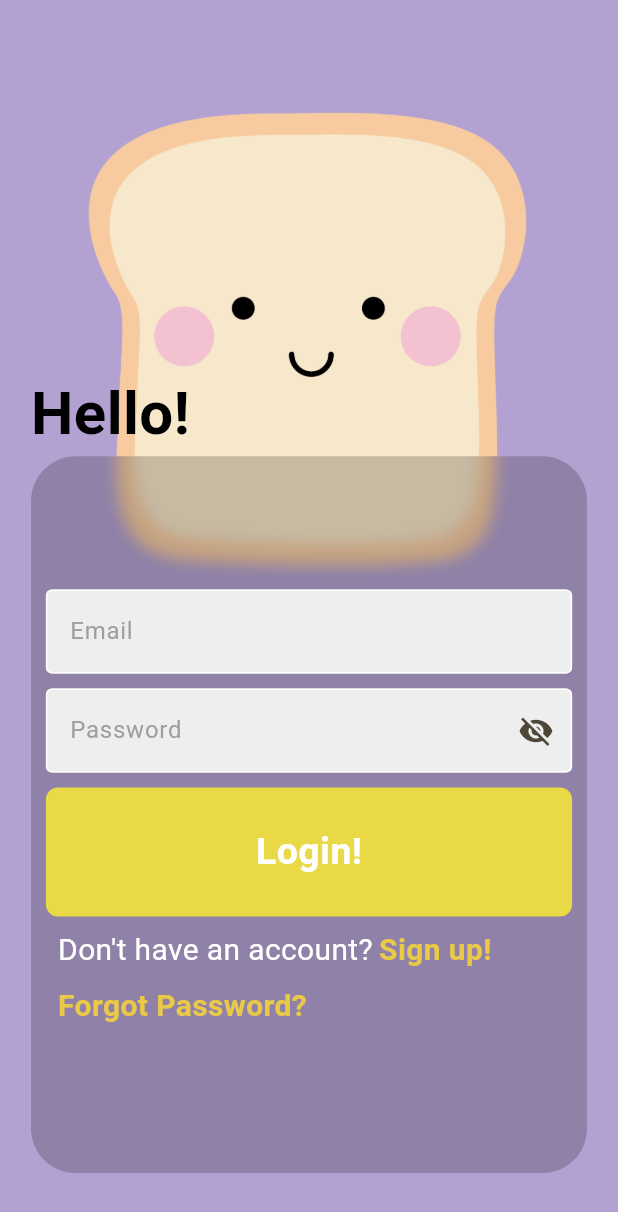
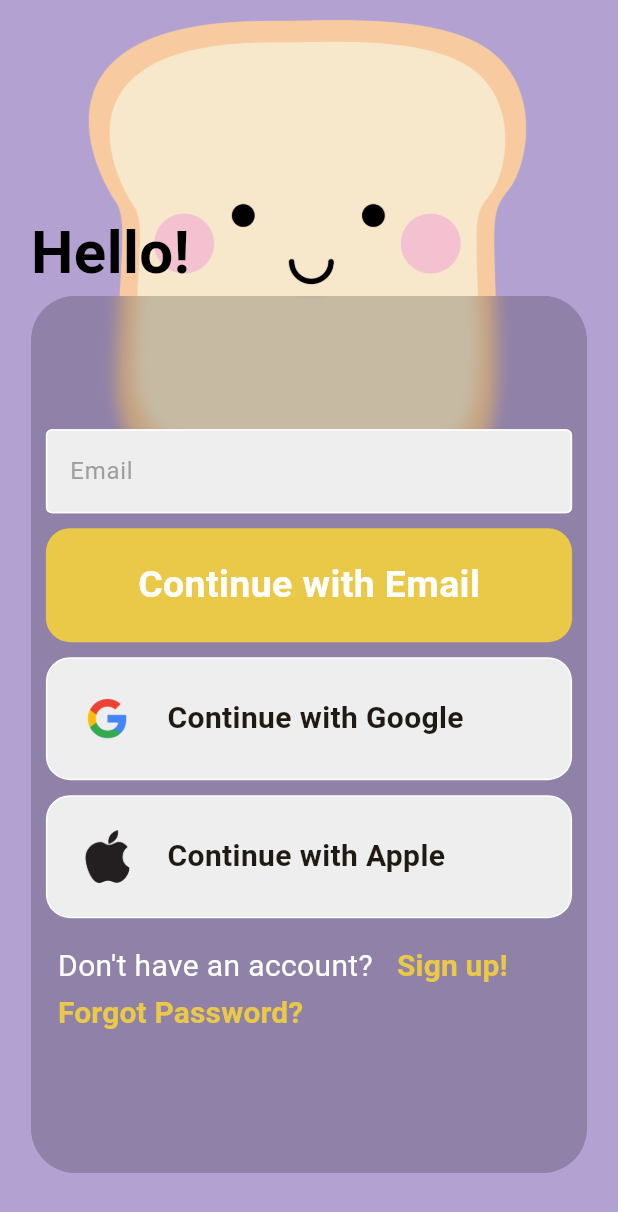
Before and after one commit to cheapify-ucf/cheapify, a Flutter app: the screen it shows after launch, on a phone screen of 412 x 824 dp. Shown: the top 1212 px of the screen. Run offline on Flutter 3.47's test engine with Material 2 defaults, Android fonts, the phone set to English and light mode, and no system bars; our stand-ins replace firebase_core; accounts and stored records are empty.

Commit message:
Added custom components, moved login to welcome page

```diff
--- /dev/null
+++ b/lib/customComponents/custom_TextFields.dart
@@ -0,0 +1,40 @@
+import 'package:flutter/material.dart';
+
+class MyTextField extends StatelessWidget
+{
+  final controller;
+  final suffixIcon;
+  final String hintText;
+  final bool obscureText;
+  const MyTextField(
+  {
+      super.key,
+      required this.controller,
+      required this.suffixIcon,
+      required this.hintText,
+      required this.obscureText,
+  });
+
+  @override
+  Widget build(BuildContext context)
+  {
+    return TextFormField(
+      validator: (val) => val!.isEmpty ? "Enter your email!" : null,
+      controller: controller,
+      obscureText: obscureText,
+      decoration: InputDecoration(
+        suffixIcon: suffixIcon,
+        enabledBorder: const OutlineInputBorder(
+          borderSide: BorderSide(color: Colors.white),
+        ),
+        focusedBorder: OutlineInputBorder(
+          borderSide: BorderSide(color: Colors.grey.shade400),
+        ),
+        fillColor: Colors.grey.shade200,
+        filled: true,
+        hintText: hintText,
+        hintStyle: TextStyle(color: Colors.grey.shade500)
+      ),
+    );
+  }
+}
--- /dev/null
+++ b/lib/customComponents/custom_button.dart
@@ -0,0 +1,36 @@
+import 'package:flutter/material.dart';
+
+class CustomButton extends StatelessWidget
+{
+  final Function() ? onTap;
+  final String text;
+
+  const CustomButton(
+    {
+      super.key,
+      required this.onTap,
+      required this.text,
+    });
+
+  @override
+  Widget build(BuildContext context)
+  {
+    return GestureDetector(
+      onTap: onTap,
+      child: Container(
+        padding: const EdgeInsets.all(20),
+        decoration: BoxDecoration(
+          color: Color.fromARGB(255, 233, 201, 71),
+          borderRadius: BorderRadius.circular(16),
+        ),
+        child: Center(
+          child: Text(
+            '$text',
+            style: TextStyle(
+              color: Colors.white, fontWeight: FontWeight.bold, fontSize: 25),
+          ),
+        ),
+        ),
+      );
+    }
+}
--- a/lib/main.dart
+++ b/lib/main.dart
@@ -1,3 +1,4 @@
+import 'package:cheapify/pages/welcome_screen.dart';
 import 'package:flutter/material.dart';
 import 'package:firebase_core/firebase_core.dart';
 import 'firebase_options.dart';
@@ -22,7 +23,7 @@ class MyApp extends StatelessWidget {
         useMaterial3: true,
         colorScheme: ColorScheme.fromSeed(seedColor: const Color.fromARGB(255, 247, 231, 203)),
       ),
-      home: const LoginScreen(),
+      home: WelcomeScreen(),
     );
   }
 }
--- a/lib/pages/login.dart
+++ b/lib/pages/login.dart
@@ -1,5 +1,6 @@
 import 'dart:ui';
 import 'package:cheapify/pages/signup.dart';
+import 'package:cheapify/customComponents/custom_button.dart';
 import 'package:flutter/material.dart';
 
 class LoginScreen extends StatefulWidget
--- /dev/null
+++ b/lib/pages/welcome_screen.dart
@@ -0,0 +1,224 @@
+import 'dart:ui';
+import 'package:cheapify/pages/signup.dart';
+import 'package:cheapify/customComponents/custom_TextFields.dart';
+import 'package:cheapify/customComponents/custom_button.dart';
+import 'package:flutter/material.dart';
+
+class WelcomeScreen extends StatelessWidget
+{
+  WelcomeScreen({super.key});
+
+  // Text editing controllers
+  final usernameController = TextEditingController();
+  final passwordController = TextEditingController();
+
+  final _formKey = GlobalKey<FormState>();
+
+  @override
+  Widget build(BuildContext context)
+  {
+    return SafeArea( // avoids silly little notches in phones and things alike
+      child: Scaffold(
+        resizeToAvoidBottomInset: false,
+        body: Container(
+          height: MediaQuery.of(context).size.height,
+          width: MediaQuery.of(context).size.width,
+          color: Color.fromARGB(200, 158, 137, 201),
+          child: Stack(
+            alignment: Alignment.topCenter,
+            children: [
+              SizedBox(
+                height: MediaQuery.of(context).size.height * 0.40,
+                width: MediaQuery.of(context).size.width * 0.75,
+                child: Image(
+                  image: AssetImage('assets/images/cheapify.png'),
+                ),
+              ),
+              Column(
+                crossAxisAlignment: CrossAxisAlignment.start,
+                children: [
+                  SizedBox(height: MediaQuery.of(context).size.height * 0.17), // Whitespace from top
+                  const Text("Hello! ",
+                    style: TextStyle(
+                      color: Color.fromARGB(255, 0, 0, 0),
+                      fontSize: 40,
+                      fontWeight: FontWeight.bold)),
+                  ClipRect(
+                    child: BackdropFilter(
+                      filter: ImageFilter.blur(sigmaX: 5, sigmaY: 5),
+                      child: Container(
+                        padding: const EdgeInsets.symmetric(horizontal: 10),
+                        decoration: BoxDecoration(
+                          color: const Color.fromRGBO(0, 0, 0, 1).withOpacity(0.2),
+                          borderRadius: const BorderRadius.all(Radius.circular(30))
+                        ),
+                        height: MediaQuery.of(context).size.height * 0.71,
+                        width: MediaQuery.of(context).size.width * 0.9,
+                        child: Form(
+                          key: _formKey,
+                          child: Center(
+                            child: Column(
+                              mainAxisSize: MainAxisSize.min,
+                              mainAxisAlignment: MainAxisAlignment.center,
+                              children: [
+                                const SizedBox(height: 31),
+                                // Email Field
+                                MyTextField(
+                                  controller: usernameController,
+                                  suffixIcon: null,
+                                  hintText: 'Email',
+                                  obscureText: false,
+                                ),
+
+                                const SizedBox(height: 10),
+
+                                // Password Field
+                                /*MyTextField(
+                                  controller: passwordController,
+                                  suffixIcon: const Icon(Icons.visibility_off),
+                                  hintText: 'Password',
+                                  obscureText: true,
+                                ),*/
+
+                                //const SizedBox(height: 10),
+
+                                // Login Button
+                                CustomButton(
+                                  onTap: (() {
+                                    if (_formKey.currentState!.validate())
+                                    {
+                                      print('Sign up :)');
+                                    }
+                                  }),
+                                  text: "Continue with Email"
+                                ),
+
+                                const SizedBox(height: 10),
+
+                                // google and apple sign in
+                                Padding(
+                                  padding: const EdgeInsets.all(0),
+                                  child: Column(
+                                    mainAxisSize: MainAxisSize.min,
+                                    mainAxisAlignment: MainAxisAlignment.center,
+                                    children: [
+                                      Container(
+                                        padding: EdgeInsets.all(20),
+                                        decoration: BoxDecoration(
+                                          border: Border.all(color: Colors.white),
+                                          borderRadius: BorderRadius.circular(16),
+                                          color: Colors.grey.shade200,
+                                        ),
+                                        child: Row(
+                                          children: [
+                                            Image.asset(
+                                              'assets/images/google_logo.png',
+                                              height: 40,
+                                            ),
+                                            const SizedBox(width: 20),
+                                            const Text(
+                                              "Continue with Google",
+                                              style: TextStyle(fontSize: 20, fontWeight: FontWeight.bold),
+                                            ),
+                                          ],
+                                        ),
+                                      ),
+
+                                      const SizedBox(height: 10),
+
+                                      Container(
+                                        padding: EdgeInsets.all(20),
+                                        decoration: BoxDecoration(
+                                          border: Border.all(color: Colors.white),
+                                          borderRadius: BorderRadius.circular(16),
+                                          color: Colors.grey.shade200,
+                                        ),
+                                        child: Row(
+                                          children: [
+                                            Image.asset(
+                                              'assets/images/apple_logo.png',
+                                              height: 40,
+                                            ),
+                                            const SizedBox(width: 20),
+                                            const Text(
+                                              "Continue with Apple",
+                                              style: TextStyle(fontSize: 20, fontWeight: FontWeight.bold),
+                                            ),
+                                          ],
+                                        ),
+                                      ),
+                                    ],
+                                  ),
+                                ),
+
+                                // Fields to create an account
+                                Padding(
+                                  padding: const EdgeInsets.all(8.0),
+                                  child: Column(
+                                    mainAxisSize: MainAxisSize.min,
+                                    mainAxisAlignment: MainAxisAlignment.start,
+                                    crossAxisAlignment: CrossAxisAlignment.stretch,
+                                    children: [
+                                      Row(
+                                        mainAxisAlignment: MainAxisAlignment.start,
+                                        children: [
+                                          const Text(
+                                            'Don\'t have an account?',
+                                            style: TextStyle(
+                                              color: Colors.white,
+                                              fontSize: 20),
+                                            textAlign: TextAlign.start,
+                                          ),
+                                          const SizedBox(width: 4),
+                                          TextButton(
+                                            onPressed: () {
+                                              print('Sign up');
+                                            }, // ToDo: Sign up screen
+                                            child: const Text(
+                                              'Sign up!',
+                                              style: TextStyle(
+                                                color: Color.fromARGB(255, 233, 201, 71),
+                                                fontWeight: FontWeight.bold,
+                                                fontSize: 20),
+                                              ),
+                                          ),
+                                        ],
+                                      ),
+                                      TextButton(
+                                        onPressed: () {
+                                          print('Forgot password screen');
+                                        },
+                                        style: ButtonStyle(
+                                          alignment: const Alignment(-1.0, -3.0),
+                                          padding: MaterialStateProperty.all<EdgeInsetsGeometry>(
+                                            const EdgeInsets.all(0),
+                                          ),
+                                        ),
+                                        child: const Text(
+                                          'Forgot Password?',
+                                          style: TextStyle(
+                                            color: Color.fromARGB(255, 233, 201, 71),
+                                            fontWeight: FontWeight.bold,
+                                            fontSize: 20),
+                                          textAlign: TextAlign.left,
+                                        ),
+                                      ),
+                                    ],
+                                  ),
+                                ),
+                              ],
+                            ),
+                          ),
+                        ),
+                      ),
+                    ),
+                  ),
+                ],
+              ),
+            ],
+          ),
+        ),
+      ),
+    );
+  }
+}
```
